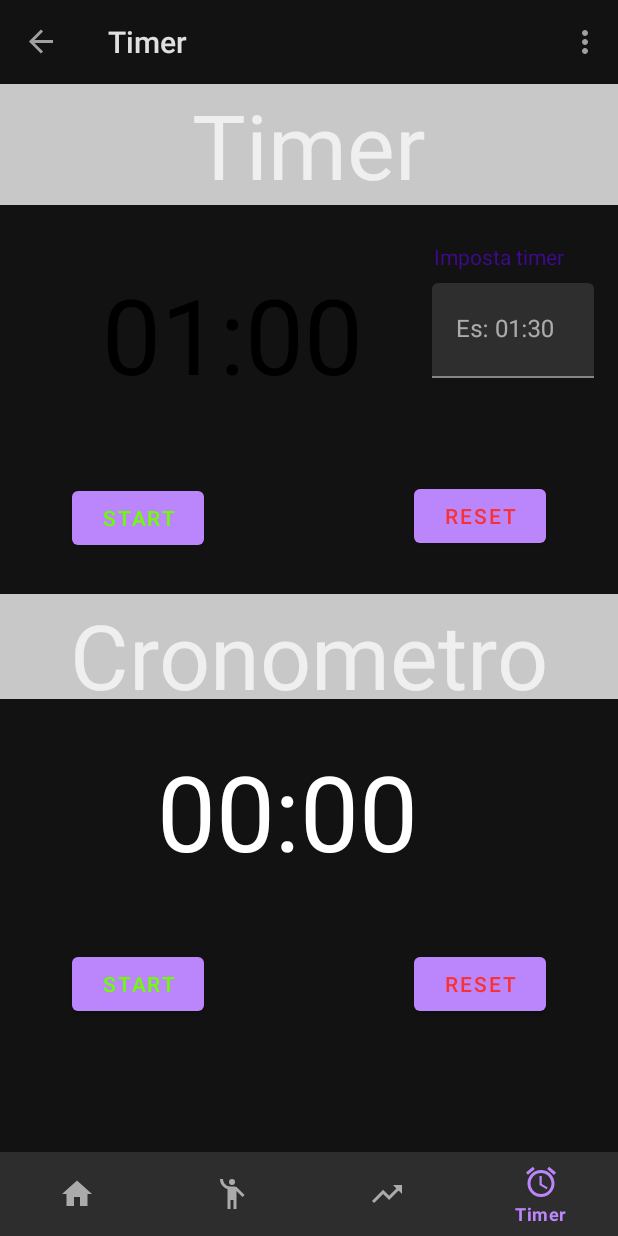
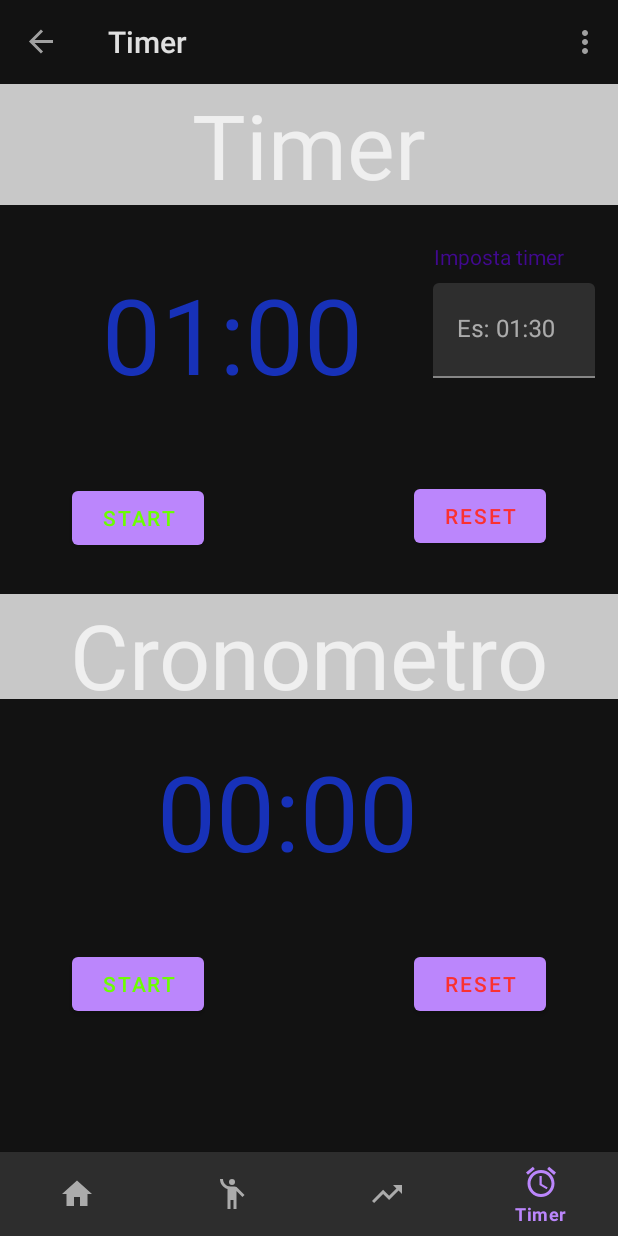
Before and after one commit to lucaruffolo/PDM_Project, an Android app: the fourthFragment screen opened through its navigation route, on a phone screen of 412 x 824 dp. Run offline under Robolectric (Android 15) with nearby library versions, the phone set to English and light mode, and no system bars; our stand-ins replace navigation-ui; Roboto replaces fonts that are not available here.

Commit message:
Finish timer e cronometer
fix

```diff
--- a/app/src/main/java/com/example/pdm_project/AddAllenamento.java
+++ b/app/src/main/java/com/example/pdm_project/AddAllenamento.java
@@ -40,7 +40,7 @@ public class AddAllenamento extends AppCompatActivity {
                 }
 
                 try {
-                    HomeActivity.db.addAllenamento(data.getText().toString().trim(),
+                    MainActivity.db.addAllenamento(data.getText().toString().trim(),
                             nomeAllenamento.getText().toString().trim(),
                             esercizio.getText().toString().trim(),
                             kgriposo.getText().toString().trim(),
--- a/app/src/main/java/com/example/pdm_project/Database.java
+++ b/app/src/main/java/com/example/pdm_project/Database.java
@@ -62,7 +62,6 @@ public class Database extends SQLiteOpenHelper {
     }
 
 
-     /*
     Cursor readAllData(){
         String query = "SELECT * FROM " + TABLE_NAME;
         SQLiteDatabase db = this.getReadableDatabase();
@@ -73,7 +72,7 @@ public class Database extends SQLiteOpenHelper {
         }
         return cursor;
     }
-
+/*
     void updateData(String row_id, String title, String author, String pages){
         SQLiteDatabase db = this.getWritableDatabase();
         ContentValues cv = new ContentValues();
@@ -103,6 +102,5 @@ public class Database extends SQLiteOpenHelper {
     void deleteAllData(){
         SQLiteDatabase db = this.getWritableDatabase();
         db.execSQL("DELETE FROM " + TABLE_NAME);
-    }
-*/
+    }*/
 }
--- a/app/src/main/java/com/example/pdm_project/FirstFragment.java
+++ b/app/src/main/java/com/example/pdm_project/FirstFragment.java
@@ -15,6 +15,7 @@ import android.widget.LinearLayout;
 import android.widget.TableLayout;
 import android.widget.TableRow;
 import android.widget.TextView;
+import android.widget.Toast;
 
 import org.w3c.dom.Text;
 
@@ -22,6 +23,7 @@ public class FirstFragment extends Fragment {
 
     private TableLayout table;
     private TableRow row;
+    private LinearLayout mll;
 
     @Override
     public void onCreate(Bundle savedInstanceState) {
@@ -37,6 +39,17 @@ public class FirstFragment extends Fragment {
 
         View view = inflater.inflate(R.layout.fragment_first, container, false);
         table = (TableLayout) view.findViewById(R.id.table);
+        mll = (LinearLayout) view.findViewById(R.id.lllayout);
+
+        int childCount = table.getChildCount();
+        Toast.makeText(getContext(), "Caricato " + MainActivity.array_id.size() + " Allenamenti", Toast.LENGTH_SHORT).show();
+        // Remove all rows except the first one
+
+        if (childCount > 1) {
+            table.removeViews(1, childCount - 1);
+        }
+        MainActivity.loadDataFromDB();
+
 
         int textColor, backgroundColorOne, backgroundColorTwo;
 
@@ -50,17 +63,19 @@ public class FirstFragment extends Fragment {
             backgroundColorTwo = Color.LTGRAY;
         }
 
-        for (int i = 0; i<=24; i++){
+        //load data in table
+
+        for (int i = 0; i< MainActivity.array_id.size() ; i++){
             row = new TableRow(getActivity());
             TextView textData = new TextView(getActivity());
             TextView textAllenamento = new TextView(getActivity());
-            textData.setText("01/01/2022");
+            textData.setText(MainActivity.array_dataAllenamento.get(i));
             textData.setTextColor(textColor);
             textData.setGravity(Gravity.CENTER_HORIZONTAL);
             textData.setTextSize(14);
             textData.setPadding(100, 20, 0, 20);
 
-            textAllenamento.setText("ALLENAMENTO");
+            textAllenamento.setText(MainActivity.array_nomeAllenamento.get(i));
             textAllenamento.setTextColor(textColor);
             textAllenamento.setGravity(Gravity.CENTER_HORIZONTAL);
             textAllenamento.setTextSize(14);
--- a/app/src/main/java/com/example/pdm_project/MainActivity.java
+++ b/app/src/main/java/com/example/pdm_project/MainActivity.java
@@ -3,6 +3,7 @@ package com.example.pdm_project;
 import androidx.appcompat.app.AppCompatActivity;
 
 import android.content.Intent;
+import android.database.Cursor;
 import android.os.Bundle;
 import android.os.Handler;
 import android.view.animation.Animation;
@@ -10,8 +11,17 @@ import android.view.animation.AnimationUtils;
 import android.widget.ImageView;
 import android.widget.TextView;
 
+import java.util.ArrayList;
+
 public class MainActivity extends AppCompatActivity {
 
+    public static Database db;
+    public static ArrayList<String> array_id;
+    public static ArrayList<String> array_nomeAllenamento;
+    public static ArrayList<String> array_dataAllenamento;
+    public static ArrayList<String> array_esercizioAllenamento;
+    public static ArrayList<String> array_kgRiposoAllenamento;
+    public static ArrayList<String> array_DurataAllenamento;
 
     private Animation logoAnim, textAnim, downtextAnim;
     private ImageView image;
@@ -20,7 +30,19 @@ public class MainActivity extends AppCompatActivity {
     @Override
     protected void onCreate(Bundle savedInstanceState) {
         super.onCreate(savedInstanceState);
+
+        db = new Database(this);
+        array_id = new ArrayList<>();
+        array_nomeAllenamento = new ArrayList<>();
+        array_dataAllenamento = new ArrayList<>();
+        //array_esercizioAllenamento = new ArrayList<>();
+        //array_kgRiposoAllenamento = new ArrayList<>();
+        //array_DurataAllenamento = new ArrayList<>();
+        loadDataFromDB();
+
+
         setContentView(R.layout.activity_splash_screen);
+
         if (getSupportActionBar() != null) {
             getSupportActionBar().hide();
         }
@@ -46,4 +68,20 @@ public class MainActivity extends AppCompatActivity {
             }
         },2000); //2000
     }
+
+    public static void loadDataFromDB(){
+        Cursor cursor = db.readAllData();
+        if (cursor.getCount() == 0){
+            //Toast.makeText(MainActivity.this, "Database vuoto", Toast.LENGTH_SHORT).show();
+        }else{
+            while (cursor.moveToNext()){
+                array_id.add(cursor.getString(0));
+                array_dataAllenamento.add(cursor.getString(1));
+                array_nomeAllenamento.add(cursor.getString(2));
+
+                //Toast.makeText(this, array_id.get(0), Toast.LENGTH_SHORT).show();
+                //     array_esercizioAllenamento.add(cursor.getString(3));
+            }
+        }
+    }
 }
--- a/app/src/main/res/layout/fragment_first.xml
+++ b/app/src/main/res/layout/fragment_first.xml
@@ -8,7 +8,7 @@
 
     <!-- TODO: Update blank fragment layout -->
     <LinearLayout
-        android:id="@+id/layout"
+        android:id="@+id/lllayout"
         android:layout_width="match_parent"
         android:layout_height="match_parent"
         android:orientation="vertical">
--- a/app/src/main/res/layout/fragment_fourth.xml
+++ b/app/src/main/res/layout/fragment_fourth.xml
@@ -22,7 +22,7 @@
             app:layout_constraintEnd_toEndOf="parent" />
 
         <TextView
-            android:id="@+id/textView7"
+            android:id="@+id/textLabelTimer"
             android:layout_width="match_parent"
             android:layout_height="wrap_content"
             android:background="#C8C8C8"
@@ -76,11 +76,11 @@
             android:layout_marginTop="39dp"
             android:layout_marginBottom="76dp"
             android:text="01:00"
-            android:textColor="@color/black"
+            android:textColor="@color/blue"
             android:textSize="70sp"
             app:layout_constraintBottom_toTopOf="@+id/btnTimerReset"
             app:layout_constraintStart_toStartOf="parent"
-            app:layout_constraintTop_toBottomOf="@+id/textView7"
+            app:layout_constraintTop_toBottomOf="@+id/textLabelTimer"
             app:layout_constraintVertical_bias="0.0"
             tools:textAlignment="center" />
 
@@ -90,8 +90,10 @@
             android:layout_height="75dp"
             android:layout_marginStart="288dp"
             android:layout_marginTop="52dp"
+            android:layout_marginEnd="15dp"
+            app:layout_constraintEnd_toEndOf="parent"
             app:layout_constraintStart_toStartOf="parent"
-            app:layout_constraintTop_toBottomOf="@+id/textView7">
+            app:layout_constraintTop_toBottomOf="@+id/textLabelTimer">
 
             <com.google.android.material.textfield.TextInputEditText
                 android:id="@+id/tiet"
@@ -109,6 +111,7 @@
             android:layout_marginTop="28dp"
             android:layout_marginEnd="106dp"
             android:fontFamily="@font/rationale"
+            android:textColor="@color/blue"
             android:textSize="70sp"
             app:layout_constraintEnd_toEndOf="parent"
             app:layout_constraintStart_toStartOf="parent"
--- a/app/src/main/res/values/colors.xml
+++ b/app/src/main/res/values/colors.xml
@@ -10,4 +10,5 @@
     <color name="orange">#FB6806</color>
     <color name="green">#6BFF00</color>
     <color name="gray">#FFb3b3b3</color>
+    <color name="blue">#1731B8</color>
 </resources>
```
Also changed, not shown: app/src/main/java/com/example/pdm_project/CustomAdapter.java (added, +36 -0 lines), app/src/main/java/com/example/pdm_project/HomeActivity.java (+10 -2 lines), app/src/main/java/com/example/pdm_project/fourthFragment.java (+29 -22 lines).
